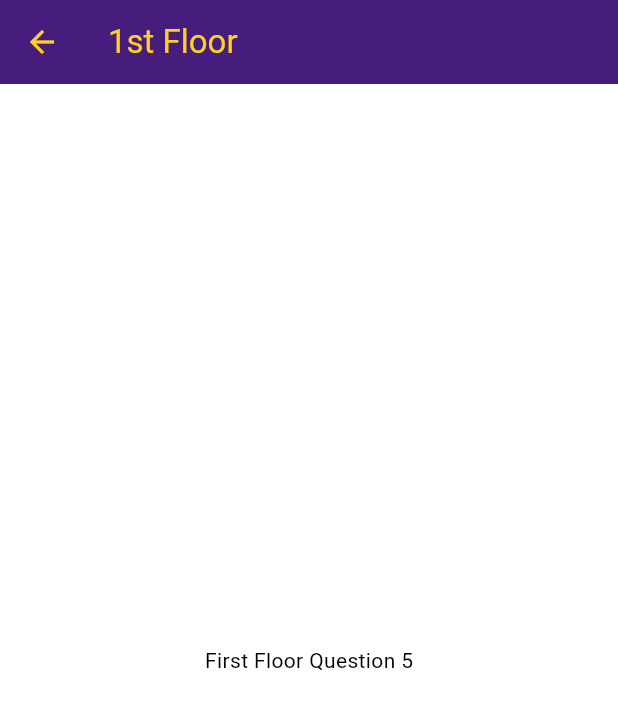
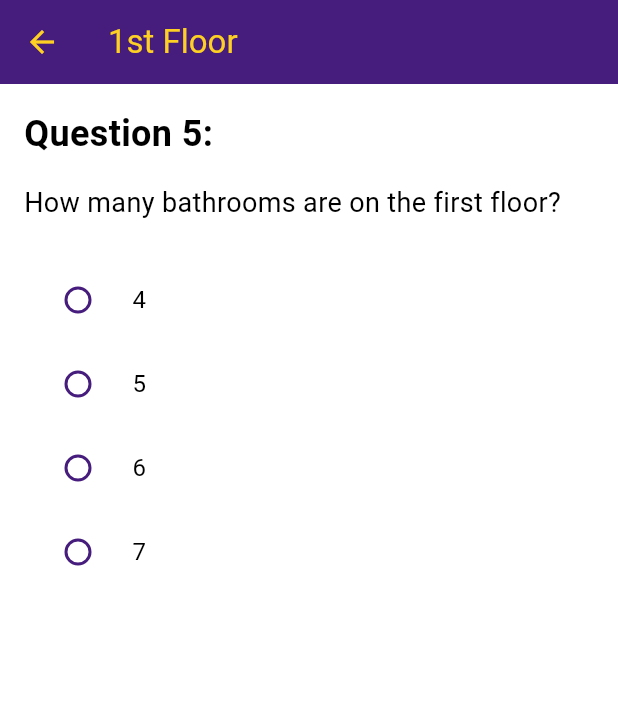
Before and after one commit to dor8d0/Branded-PFT-Scavenger-Hunt, a Flutter app: the FirstFloorQ5 screen opened directly, on a phone screen of 412 x 824 dp. Shown: the top 709 px of the screen. Run offline on Flutter 3.47's test engine with Material 3 defaults, Android fonts, the phone set to English and light mode, and no system bars.

Commit message:
Finished first floor

```diff
--- a/branded_pft_scavenger_hunt/lib/pages/first_floor_page.dart
+++ b/branded_pft_scavenger_hunt/lib/pages/first_floor_page.dart
@@ -16,6 +16,7 @@ class FirstFloorPage extends StatelessWidget {
     FirstFloorQ3(),
     FirstFloorQ4(),
     FirstFloorQ5(),
+    FirstFloorComplete(),
   ];
 
   @override
@@ -450,8 +451,109 @@ class _FirstFloorQ4State extends State<FirstFloorQ4> {
   }
 }
 
-class FirstFloorQ5 extends StatelessWidget {
+class FirstFloorQ5 extends StatefulWidget {
   const FirstFloorQ5({super.key});
+
+  @override
+  State<FirstFloorQ5> createState() => _FirstFloorQ5State();
+}
+
+class _FirstFloorQ5State extends State<FirstFloorQ5> {
+  int? _selectedAnswer;
+
+  void _handleAnswerSelection(int? value) {
+    setState(() {
+      _selectedAnswer = value;
+    });
+
+    // If the correct answer (3) is selected, show alert and navigate
+    if (_selectedAnswer == 3) {
+      showDialog(
+        context: context,
+        barrierDismissible: false,
+        builder: (BuildContext context) {
+          return AlertDialog(
+            title: const Text('Congratulations!'),
+            content: const Text('You have completed the first floor!'),
+            actions: [
+              TextButton(
+                onPressed: () async {
+                  Navigator.of(context).pop(); // Close the dialog
+                  // Add a small delay to ensure the dialog is closed
+                  await Future.delayed(const Duration(milliseconds: 100));
+                  if (mounted) { // Check if widget is still mounted
+                    final firstFloorPage = context.findAncestorWidgetOfExactType<FirstFloorPage>();
+                    firstFloorPage?.onIndexChanged(5); // Navigate to complete page
+                  }
+                },
+                child: const Text('Continue'),
+              ),
+            ],
+          );
+        },
+      );
+    }
+  }
+
+  @override
+  Widget build(BuildContext context) {
+    return Scaffold(
+      appBar: AppBar(
+        title: const Text('1st Floor'),
+      ),
+      body: Padding(
+        padding: const EdgeInsets.all(16.0),
+        child: Column(
+          crossAxisAlignment: CrossAxisAlignment.start,
+          children: [
+            const Text(
+              'Question 5:',
+              style: TextStyle(
+                fontSize: 24,
+                fontWeight: FontWeight.bold,
+              ),
+            ),
+            const SizedBox(height: 16),
+            const Text(
+              'How many bathrooms are on the first floor?',
+              style: TextStyle(
+                fontSize: 18,
+              ),
+            ),
+            const SizedBox(height: 24),
+            RadioListTile<int>(
+              title: const Text('4'),
+              value: 1,
+              groupValue: _selectedAnswer,
+              onChanged: _handleAnswerSelection,
+            ),
+            RadioListTile<int>(
+              title: const Text('5'),
+              value: 2,
+              groupValue: _selectedAnswer,
+              onChanged: _handleAnswerSelection,
+            ),
+            RadioListTile<int>(
+              title: const Text('6'),
+              value: 3,
+              groupValue: _selectedAnswer,
+              onChanged: _handleAnswerSelection,
+            ),
+            RadioListTile<int>(
+              title: const Text('7'),
+              value: 4,
+              groupValue: _selectedAnswer,
+              onChanged: _handleAnswerSelection,
+            ),
+          ],
+        ),
+      ),
+    );
+  }
+}
+
+class FirstFloorComplete extends StatelessWidget {
+  const FirstFloorComplete({super.key});
 
   @override
   Widget build(BuildContext context) {
@@ -460,7 +562,14 @@ class FirstFloorQ5 extends StatelessWidget {
         title: const Text('1st Floor'),
       ),
       body: const Center(
-        child: Text('First Floor Question 5'),
+        child: Text(
+          'Floor Complete!',
+          style: TextStyle(
+            fontSize: 32,
+            fontWeight: FontWeight.bold,
+            color: Color(0xFF461D7C), // LSU Purple
+          ),
+        ),
       ),
     );
   }
```
